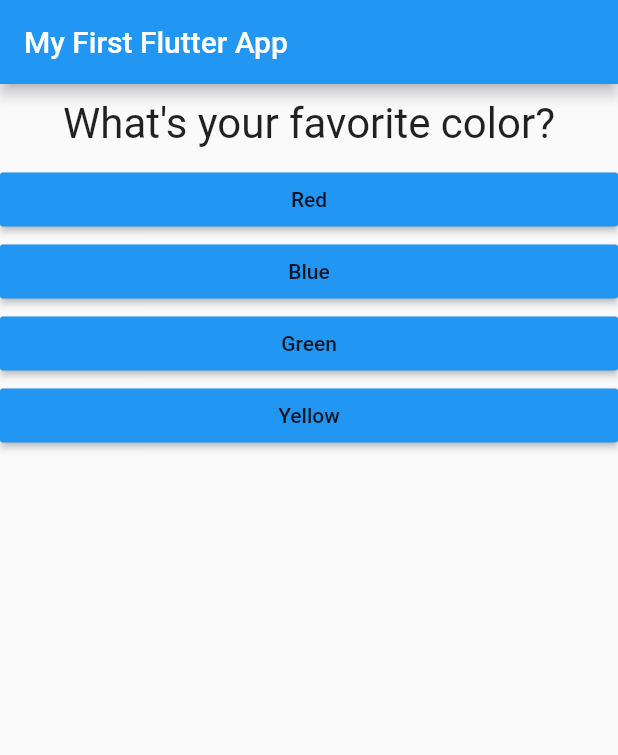
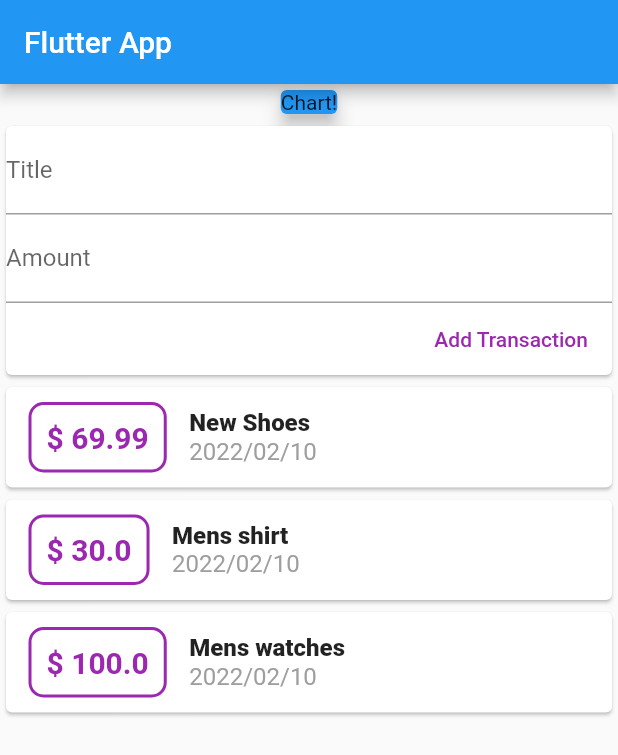
Before and after one commit to Siva-marlensoft/first_app, a Flutter app: the screen it shows after launch, on a phone screen of 412 x 824 dp. Shown: the top 755 px of the screen. Run offline on Flutter 3.47's test engine with Material 2 defaults, Android fonts, the phone set to English and light mode, and no system bars.

Commit message:
Personal expense app

```diff
--- a/lib/answer.dart
+++ /dev/null
@@ -1,21 +0,0 @@
-import "package:flutter/material.dart";
-
-class Answer extends StatelessWidget {
-
-  final VoidCallback selectHandler;
-  final String answerText;
-
-  Answer(this.selectHandler, this.answerText);
-
-  @override
-
-  Widget build(BuildContext context) {
-
-    return Container(
-      width: double.infinity,
-      child: RaisedButton(
-            onPressed: selectHandler,
-            child: Text(answerText),
-            color: Colors.blue));
-  }
-}
--- a/lib/main.dart
+++ b/lib/main.dart
@@ -1,55 +1,61 @@
-import 'package:first_app/question.dart';
+
+import 'package:first_app/widgets/user_Transaction.dart';
 import 'package:flutter/material.dart';
-import "package:first_app/answer.dart";
+import 'package:first_app/models/transaction.dart';
+
 
 void main() => runApp(MyApp());
 
-class MyApp extends StatefulWidget {
-  State<StatefulWidget> createState() {
-    return _MyAppState();
+class MyApp extends StatelessWidget {
+  @override
+  Widget build(BuildContext context) {
+    return MaterialApp(
+      title: 'Flutter App',
+      home: MyHomePage(),
+    );
   }
 }
 
-class _MyAppState extends State<MyApp> {
-  var _questionIndex = 0;
-
-  void _answerQuestion() {
-    setState(() {
-      _questionIndex = _questionIndex + 1;
-    });
-    print(_questionIndex);
-  }
-
+class MyHomePage extends StatelessWidget {
+  final List<Transaction> Transactions = [
+    Transaction(
+        id: 't1', title: 'New Shoes', amount: 69.99, date: DateTime.now()),
+    Transaction(
+        id: 't1', title: 'Men\s shirt', amount: 30, date: DateTime.now()),
+    Transaction(
+        id: 't1', title: 'Men\s watches', amount: 100, date: DateTime.now()),
+  ];
+  final TitleController = TextEditingController();
+  final AmountController = TextEditingController();
   @override
   Widget build(BuildContext context) {
-    List<Map<String, Object>> questions = [
-      {
-        'questionText': 'What\'s your favorite color?',
-        'answerText': ['Red', 'Blue', 'Green', 'Yellow']
-      },
-      {
-        'questionText': 'What\'s your favorite food?',
-        'answerText': ['Briyani', 'Dosa', 'Idly', 'Pizza']
-      },
-      {
-        'questionText': 'What\'s your favorite car?',
-        'answerText': ['Buggati', 'Ferrari', 'Audi', 'BMW']
-      },
-    ];
+    return Scaffold(
+        appBar: AppBar(
+          title: Text('Flutter App'),
+        ),
+        body: SingleChildScrollView(
+          child: Column(children: [
+            // Card(
+            //   child: Container(
+            //     width:100,
+            //    child: Text("Chart!"),
+            //    ),
+            //   elevation: 5,
 
-    return MaterialApp(
-        home: Scaffold(
-            appBar: AppBar(
-              title: Text("My First Flutter App"),
+            //   ),
+            Container(
+              // width: double.infinity,
+              child: Card(
+                color: Colors.blue,
+                child: Text("Chart!"),
+                elevation: 5,
+              ),
             ),
-            body: Column(
-              children: [
-                Question(questions[_questionIndex]['questionText']) ,
-                ...(questions[_questionIndex]['answerText'] as List<String>)
-                    .map((answer) {
-                  return Answer(_answerQuestion,answer);
-                }).toList()
-              ],
-            )));
+            UserTranscation(),
+
+          ]),
+        ));
   }
 }
+
+class TextEditController {}
--- /dev/null
+++ b/lib/models/transaction.dart
@@ -0,0 +1,16 @@
+import "package:flutter/foundation.dart";
+
+class Transaction {
+  final String id;
+  final String title;
+  final double amount;
+  final DateTime date;
+
+  Transaction(
+      {
+      @required this.id,
+      @required this.title,
+      @required this.amount,
+      @required this.date
+      });
+}
--- a/lib/question.dart
+++ /dev/null
@@ -1,19 +0,0 @@
-import "package:flutter/material.dart";
-
-class Question extends StatelessWidget {
-  final String questionText;
-
-  Question(this.questionText);
-
-  @override
-  Widget build(BuildContext context) {
-    return Container(
-      width: double.infinity,
-      margin: EdgeInsets.all(10),
-      child: Text(
-      questionText,
-      style: TextStyle(fontSize: 28),
-      textAlign: TextAlign.center,
-    ));
-  }
-}
--- /dev/null
+++ b/lib/widgets/new_transaction.dart
@@ -0,0 +1,38 @@
+import 'package:flutter/material.dart';
+import './user_Transaction.dart';
+
+class NewTransaction extends StatelessWidget {
+  final Function addTx;
+  final TitleController = TextEditingController();
+  final AmountController = TextEditingController();
+
+  NewTransaction(this.addTx);
+// final Function addTx;
+//   NewTransaction(this.addTx);
+  @override
+  Widget build(BuildContext context) {
+    return Card(
+        child: Container(
+      width: double.infinity,
+      // padding: EdgeInsets.all(6),
+      child: Column(crossAxisAlignment: CrossAxisAlignment.end, children: [
+        TextField(
+          decoration: InputDecoration(labelText: "Title"),
+          controller: TitleController,
+        ),
+        TextField(
+            decoration: InputDecoration(labelText: "Amount"),
+            controller: AmountController),
+        FlatButton(
+          child: Text("Add Transaction"),
+          textColor: Colors.purple,
+          onPressed: () {
+            // print(TitleController.text);
+            // print(AmountController.text);
+            addTx(TitleController.text, double.parse(AmountController.text));
+          },
+        ),
+      ]),
+    ));
+  }
+}
--- /dev/null
+++ b/lib/widgets/transaction_list.dart
@@ -0,0 +1,53 @@
+import 'package:first_app/models/transaction.dart';
+import 'package:flutter/material.dart';
+import 'package:intl/intl.dart';
+
+class TransactionList extends StatelessWidget {
+  final List<Transaction> transactions;
+
+  TransactionList(this.transactions);
+
+  @override
+  Widget build(BuildContext context) {
+    return Column(
+      children: transactions.map((tx) {
+        return Card(
+          child: Row(
+            mainAxisAlignment: MainAxisAlignment.start,
+            children: <Widget>[
+              Container(
+                padding: EdgeInsets.all(10),
+                decoration: BoxDecoration(
+                  border: Border.all(
+                    color: Colors.purple,
+                    width: 2,
+                  ),
+                  borderRadius: BorderRadius.circular(10),
+                ),
+                margin: EdgeInsets.symmetric(
+                  vertical: 10,
+                  horizontal: 15,
+                ),
+                child: Text('\$ ${tx.amount.toString()}',
+                    style: TextStyle(
+                        fontWeight: FontWeight.bold,
+                        fontSize: 20,
+                        color: Colors.purple)),
+              ),
+              Column(crossAxisAlignment: CrossAxisAlignment.start, children: [
+                Text(tx.title,
+                    style:
+                        TextStyle(fontWeight: FontWeight.w800, fontSize: 16)),
+                Text(DateFormat("yyyy/MM/dd").format(tx.date),
+                    style: TextStyle(
+                        fontWeight: FontWeight.normal,
+                        fontSize: 16,
+                        color: Colors.grey))
+              ]),
+            ],
+          ),
+        );
+      }).toList(),
+    );
+  }
+}
--- /dev/null
+++ b/lib/widgets/user_Transaction.dart
@@ -0,0 +1,40 @@
+import 'package:flutter/material.dart';
+import './new_transaction.dart';
+import './transaction_list.dart';
+import '../models/transaction.dart';
+
+class UserTranscation extends StatefulWidget {
+  @override
+  State<UserTranscation> createState() => _UserTranscationState();
+}
+
+class _UserTranscationState extends State<UserTranscation> {
+  final List<Transaction> _userTransactionList = [
+    Transaction(
+        id: 't1', title: 'New Shoes', amount: 69.99, date: DateTime.now()),
+    Transaction(
+        id: 't1', title: 'Men\s shirt', amount: 30, date: DateTime.now()),
+    Transaction(
+        id: 't1', title: 'Men\s watches', amount: 100, date: DateTime.now()),
+  ];
+  void _addNewTransactions(String txTitle, double txAmount) {
+    final newTx = Transaction(
+        amount: txAmount,
+        title: txTitle,
+        date: DateTime.now(),
+        id: DateTime.now().toString());
+
+    setState(() {
+      _userTransactionList.add(newTx);
+    });
+  }
+
+  @override
+  Widget build(BuildContext context) {
+    return Container(
+        child: Column(children: [
+      NewTransaction(_addNewTransactions),
+      TransactionList(_userTransactionList),
+    ]));
+  }
+}
```
Also changed, not shown: pubspec.yaml (+3 -15 lines), pubspec.lock.
